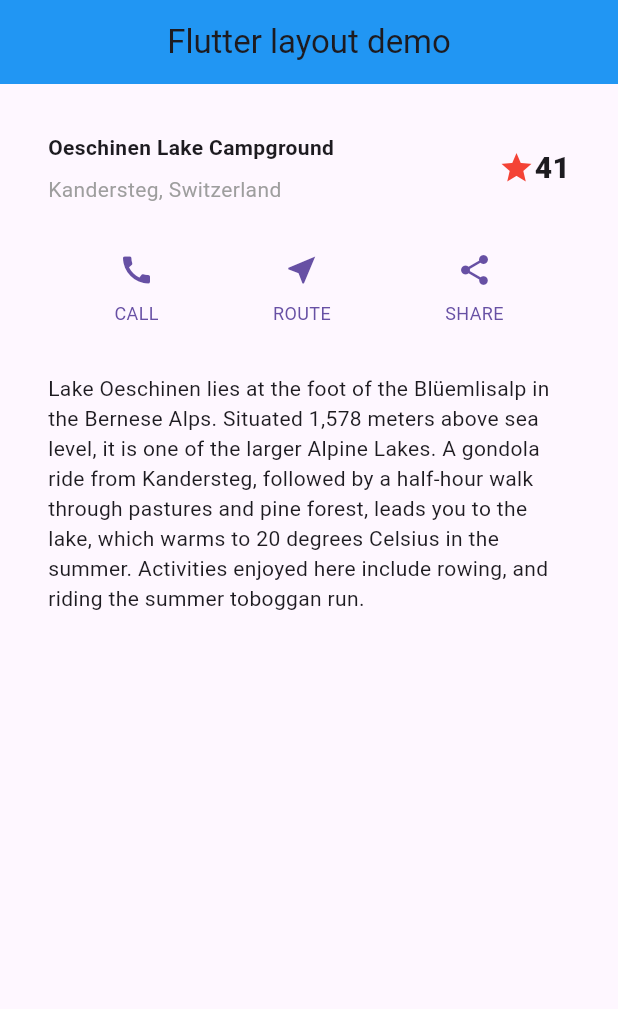
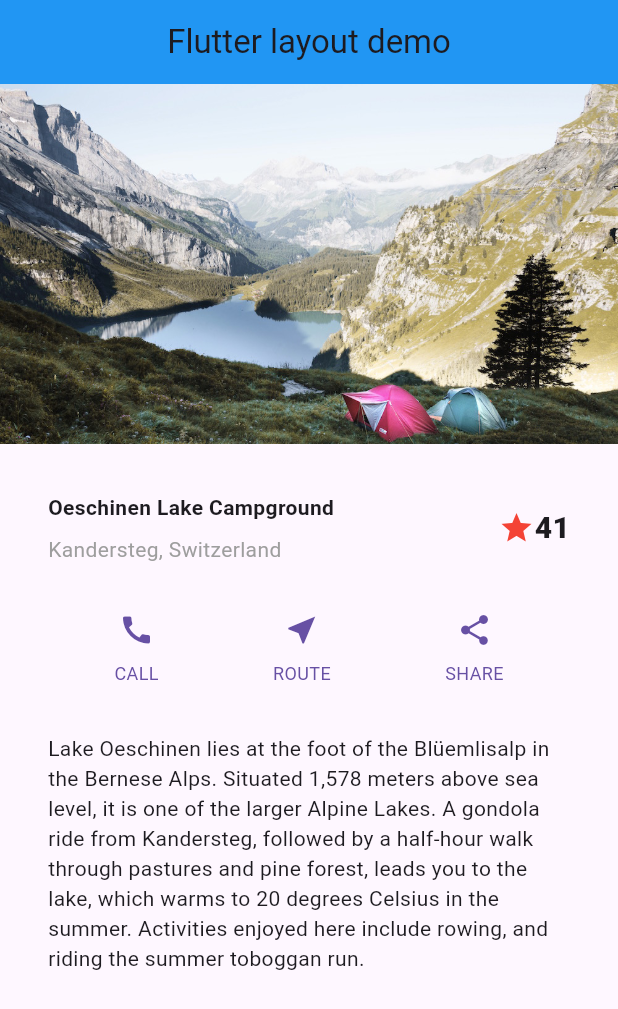
Before and after one commit to azusa-hara-gw/flutter_tutolial, a Flutter app: the screen it shows after launch, on a phone screen of 412 x 824 dp. Shown: the top 1009 px of the screen. Run offline on Flutter 3.47's test engine with Material 3 defaults, Android fonts, the phone set to English and light mode, and no system bars.

```diff
--- a/lib/main.dart
+++ b/lib/main.dart
@@ -11,7 +11,7 @@ class MyApp extends StatelessWidget {
   Widget build(BuildContext context) {
     const String appTitle = 'Flutter layout demo';
     return MaterialApp(
-      //アプリ全体の名前
+      //アプリ全体の名前。Andoridのシュミレータでは見えないタイトル
       title: appTitle,
       home: Scaffold(
         appBar: AppBar(
@@ -25,6 +25,9 @@ class MyApp extends StatelessWidget {
           //Columnの中に配置されたウィジェットは、上から下へと順番に表示される
           child: Column(
             children: [
+              ImageSection(
+                image: 'images/lake.jpg'
+                ),
               TitleSection(
                 name: 'Oeschinen Lake Campground',
                 location: 'Kandersteg, Switzerland',
@@ -205,3 +208,20 @@ class TextSection extends StatelessWidget {
     );
   }
 }
+
+//画像セクションの作り込み
+class ImageSection extends StatelessWidget {
+  const ImageSection({super.key, required this.image});
+
+  final String image;
+
+  @override
+  Widget build(BuildContext context) {
+    return Image.asset(
+      image,
+      width: 600,
+      height: 240,
+      fit: BoxFit.cover,
+    );
+  }
+}
--- a/pubspec.yaml
+++ b/pubspec.yaml
@@ -57,7 +57,8 @@ flutter:
   # included with your application, so that you can use the icons in
   # the material Icons class.
   uses-material-design: true
-
+  assets:
+    - images/lake.jpg
   # To add assets to your application, add an assets section, like this:
   # assets:
   #   - images/a_dot_burr.jpeg
```
Also changed, not shown: images/lake.jpg (added). Lines whose indentation alone changed are shown as unchanged.
